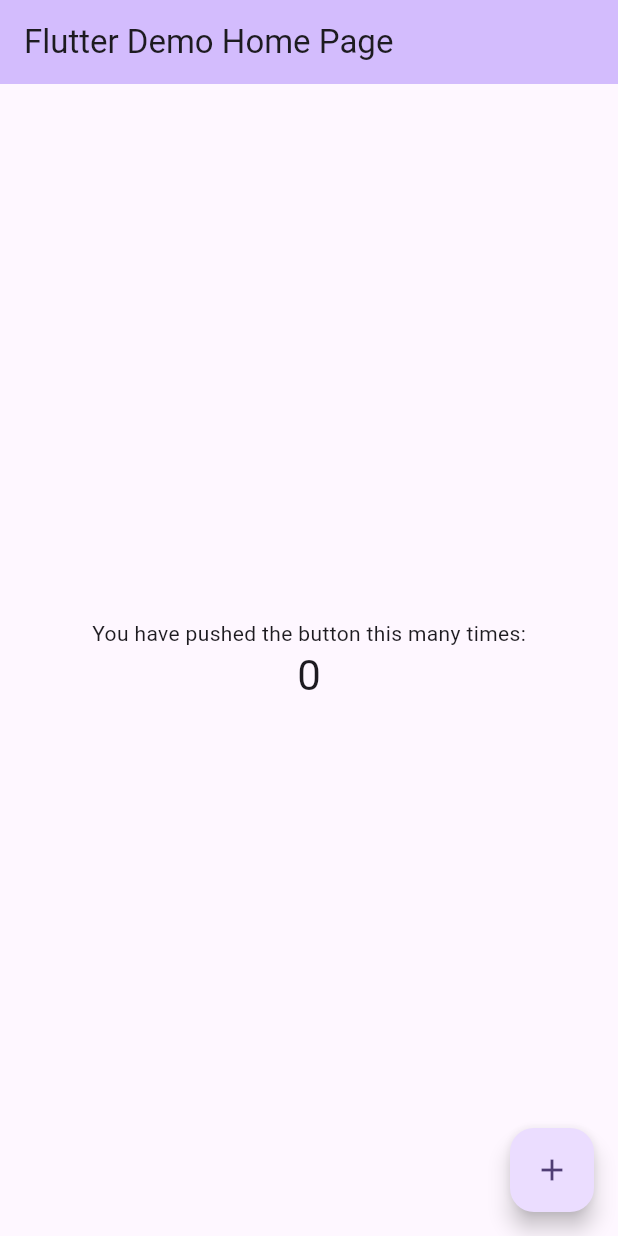
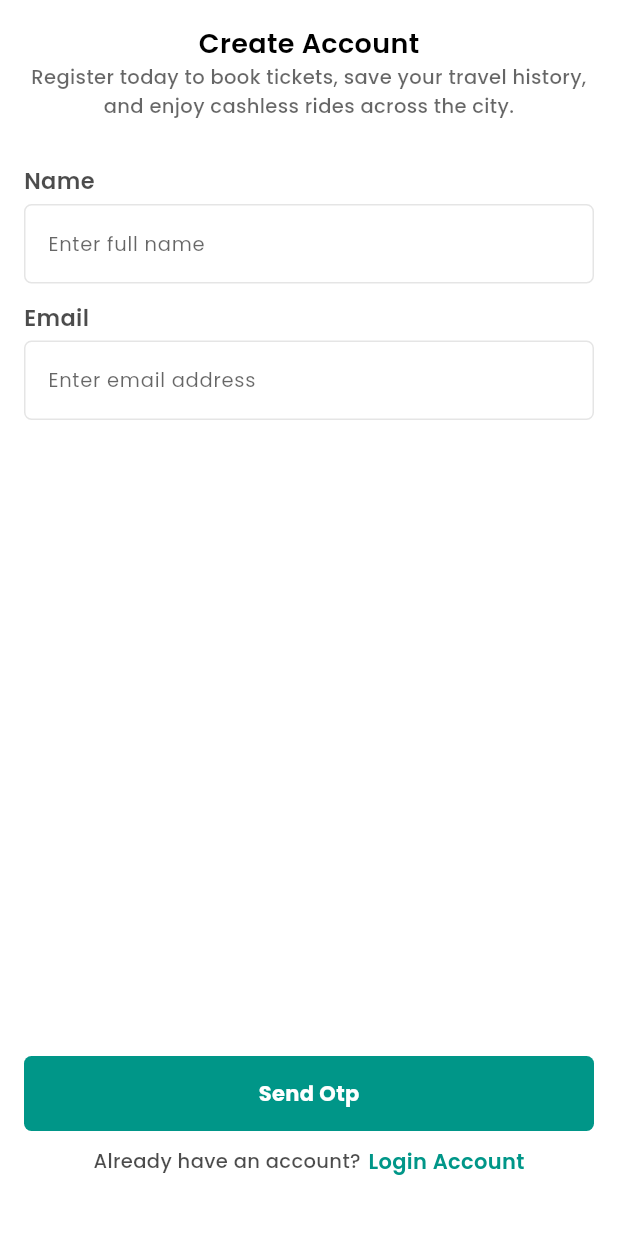
Before and after one commit to JayRajput009/MetroAppFlutter-Aurionpro, a Flutter app: the screen it shows after launch, on a phone screen of 412 x 824 dp. Run offline on Flutter 3.47's test engine with Material 3 defaults, Android fonts, the phone set to English and light mode, and no system bars; our stand-ins replace flutter_screenutil, google_fonts.

Commit message:
login screen ui done

```diff
--- a/metroapp_flutter/analysis_options.yaml
+++ b/metroapp_flutter/analysis_options.yaml
@@ -7,6 +7,9 @@
 
 # The following line activates a set of recommended lints for Flutter apps,
 # packages, and plugins designed to encourage good coding practices.
+analyzer:
+  errors:
+    prefer_const_constructors: ignore
 include: package:flutter_lints/flutter.yaml
 
 linter:
--- /dev/null
+++ b/metroapp_flutter/lib/components/custom_button_widget.dart
@@ -0,0 +1,36 @@
+import 'package:flutter/material.dart';
+import 'package:flutter_screenutil/flutter_screenutil.dart';
+import 'package:google_fonts/google_fonts.dart';
+
+class CustomButton extends StatefulWidget {
+  final String? buttonText;
+  const CustomButton({super.key, this.buttonText});
+
+  @override
+  State<CustomButton> createState() => _CustomButtonState();
+}
+
+class _CustomButtonState extends State<CustomButton> {
+  @override
+  Widget build(BuildContext context) {
+    return Container(
+      width: double.infinity,
+      height: 50.h,
+      decoration: BoxDecoration(
+        color: Colors.teal,
+        borderRadius: BorderRadius.circular(5.r),
+      ),
+      child: Center(
+        child: Text(
+          widget.buttonText ?? "Button",
+          style: TextStyle(
+            color: Colors.white,
+            fontSize: 14.spMax,
+            fontFamily: GoogleFonts.poppins().fontFamily,
+            fontWeight: FontWeight.bold,
+          ),
+        ),
+      ),
+    );
+  }
+}
--- /dev/null
+++ b/metroapp_flutter/lib/components/custom_inputfeild_widget.dart
@@ -0,0 +1,87 @@
+import 'package:flutter/material.dart';
+import 'package:flutter_screenutil/flutter_screenutil.dart';
+import 'package:google_fonts/google_fonts.dart';
+
+class CustomInputfeild extends StatefulWidget {
+  final String? labelText;
+  final bool? isObscureText;
+
+  const CustomInputfeild({
+    super.key,
+    this.labelText,
+    this.isObscureText,
+  });
+
+  @override
+  State<CustomInputfeild> createState() => _CustomInputfeildState();
+}
+
+class _CustomInputfeildState extends State<CustomInputfeild> {
+  late bool _obscureText;
+
+  @override
+  void initState() {
+    super.initState();
+    _obscureText = widget.isObscureText ?? false;
+  }
+
+  @override
+  Widget build(BuildContext context) {
+    return Container(
+      height: 55.h,
+      child: TextFormField(
+        obscureText: _obscureText,
+        style: TextStyle(
+          fontFamily: GoogleFonts.poppins().fontFamily,
+          color: Colors.black,
+          fontSize: 14.spMax,
+          fontWeight: FontWeight.bold,
+        ),
+        cursorColor: Colors.black,
+        decoration: InputDecoration(
+          floatingLabelBehavior: FloatingLabelBehavior.never,
+          labelText: widget.labelText,
+          labelStyle: TextStyle(
+            fontFamily: GoogleFonts.poppins().fontFamily,
+            color: Colors.black.withOpacity(0.6),
+            fontSize: 13.spMax,
+          ),
+          border: OutlineInputBorder(
+            borderRadius: BorderRadius.circular(5.r),
+            borderSide: const BorderSide(color: Colors.teal),
+          ),
+          enabledBorder: OutlineInputBorder(
+            borderRadius: BorderRadius.circular(5.r),
+            borderSide: BorderSide(
+              color: Colors.black.withOpacity(0.1),
+            ),
+          ),
+          focusedBorder: OutlineInputBorder(
+            borderRadius: BorderRadius.circular(5.r),
+            borderSide: const BorderSide(color: Colors.teal),
+          ),
+          errorBorder: OutlineInputBorder(
+            borderRadius: BorderRadius.circular(5.r),
+            borderSide: const BorderSide(
+              color: Colors.red,
+            ),
+          ),
+          suffixIcon: widget.isObscureText == true
+              ? GestureDetector(
+                  onTap: () {
+                    setState(() {
+                      _obscureText = !_obscureText;
+                    });
+                  },
+                  child: Icon(
+                    _obscureText ? Icons.visibility_off : Icons.visibility,
+                    size: 20.spMin,
+                    color: Colors.black.withOpacity(0.5),
+                  ),
+                )
+              : null,
+        ),
+      ),
+    );
+  }
+}
--- /dev/null
+++ b/metroapp_flutter/lib/components/custom_label_text_widget.dart
@@ -0,0 +1,26 @@
+import 'package:flutter/material.dart';
+import 'package:flutter_screenutil/flutter_screenutil.dart';
+import 'package:google_fonts/google_fonts.dart';
+
+class CustomLabelTextWidget extends StatefulWidget {
+  final String? labelText;
+  const CustomLabelTextWidget({super.key, this.labelText});
+
+  @override
+  State<CustomLabelTextWidget> createState() => _CustomLabelTextWidgetState();
+}
+
+class _CustomLabelTextWidgetState extends State<CustomLabelTextWidget> {
+  @override
+  Widget build(BuildContext context) {
+    return Text(
+      widget.labelText ?? '',
+      style: TextStyle(
+        color: Colors.black.withOpacity(0.7),
+        fontFamily: GoogleFonts.poppins().fontFamily,
+        fontSize: 15.spMin,
+        fontWeight: FontWeight.w600,
+      ),
+    );
+  }
+}
--- /dev/null
+++ b/metroapp_flutter/lib/features/authentication/ui/screen/loginscreen.dart
@@ -0,0 +1,136 @@
+import 'package:flutter/material.dart';
+import 'package:flutter_screenutil/flutter_screenutil.dart';
+import 'package:google_fonts/google_fonts.dart';
+import 'package:metroapp_flutter/components/custom_button_widget.dart';
+import 'package:metroapp_flutter/components/custom_inputfeild_widget.dart';
+import 'package:metroapp_flutter/components/custom_label_text_widget.dart';
+
+class Loginscreen extends StatefulWidget {
+  const Loginscreen({super.key});
+
+  @override
+  State<Loginscreen> createState() => _LoginscreenState();
+}
+
+class _LoginscreenState extends State<Loginscreen> {
+  @override
+  Widget build(BuildContext context) {
+    return Scaffold(
+      backgroundColor: Colors.white,
+      body: Stack(
+        children: [
+          // login form
+          SafeArea(
+            child: Padding(
+              padding: EdgeInsets.symmetric(horizontal: 16.w, vertical: 16.h),
+              child: Column(
+                children: [
+                  Text(
+                    "Create Account",
+                    style: TextStyle(
+                      color: Colors.black,
+                      fontFamily: GoogleFonts.poppins().fontFamily,
+                      fontSize: 18.spMin,
+                      fontWeight: FontWeight.w600,
+                    ),
+                  ),
+                  Text(
+                    "Register today to book tickets, save your travel history, and enjoy cashless rides across the city.",
+                    textAlign: TextAlign.center,
+                    style: TextStyle(
+                      color: Colors.black.withOpacity(0.6),
+                      fontFamily: GoogleFonts.poppins().fontFamily,
+                      fontSize: 13.spMin,
+                      fontWeight: FontWeight.w500,
+                    ),
+                  ),
+                  SizedBox(
+                    height: 30.h,
+                  ),
+                  Column(
+                    crossAxisAlignment: CrossAxisAlignment.start,
+                    children: [
+                      CustomLabelTextWidget(
+                        labelText: 'Name',
+                      ),
+
+                      SizedBox(
+                        height: 5.h,
+                      ),
+
+                      // Name Input feild
+                      const CustomInputfeild(
+                        labelText: 'Enter full name',
+                      ),
+
+                      SizedBox(
+                        height: 10.h,
+                      ),
+
+                      CustomLabelTextWidget(
+                        labelText: 'Email',
+                      ),
+
+                      SizedBox(
+                        height: 5.h,
+                      ),
+                      // email input field
+                      const CustomInputfeild(
+                        labelText: 'Enter email address',
+                      ),
+                    ],
+                  )
+                ],
+              ),
+            ),
+          ),
+
+          // button at bottom
+          Align(
+            alignment: Alignment.bottomCenter,
+            child: Container(
+              height: 120.h,
+              child: Padding(
+                padding: EdgeInsets.only(left: 16.w, right: 16.w, bottom: 30.h),
+                child: Column(
+                  children: [
+                    CustomButton(
+                      buttonText: 'Send Otp',
+                    ),
+                    SizedBox(
+                      height: 10.h,
+                    ),
+                    Row(
+                      mainAxisAlignment: MainAxisAlignment.center,
+                      children: [
+                        Text(
+                          "Already have an account?",
+                          style: TextStyle(
+                            color: Colors.black.withOpacity(0.7),
+                            fontFamily: GoogleFonts.poppins().fontFamily,
+                            fontSize: 13.spMin,
+                            fontWeight: FontWeight.w500,
+                          ),
+                        ),
+                        SizedBox(width: 5.w),
+                        Text(
+                          "Login Account",
+                          style: TextStyle(
+                            color: Colors.teal,
+                            fontFamily: GoogleFonts.poppins().fontFamily,
+                            fontSize: 14.spMin,
+                            fontWeight: FontWeight.w600,
+                          ),
+                        ),
+                      ],
+                    )
+                  ],
+                ),
+              ),
+            ),
+          )
+        ],
+      ),
+    );
+  }
+}
--- a/metroapp_flutter/lib/main.dart
+++ b/metroapp_flutter/lib/main.dart
@@ -1,4 +1,6 @@
 import 'package:flutter/material.dart';
+import 'package:flutter_screenutil/flutter_screenutil.dart';
+import 'package:metroapp_flutter/features/authentication/ui/screen/loginscreen.dart';
 
 void main() {
   runApp(const MyApp());
@@ -7,119 +9,17 @@
 class MyApp extends StatelessWidget {
   const MyApp({super.key});
 
-  // This widget is the root of your application.
   @override
   Widget build(BuildContext context) {
-    return MaterialApp(
-      title: 'Flutter Demo',
-      theme: ThemeData(
-        // This is the theme of your application.
-        //
-        // TRY THIS: Try running your application with "flutter run". You'll see
-        // the application has a purple toolbar. Then, without quitting the app,
-        // try changing the seedColor in the colorScheme below to Colors.green
-        // and then invoke "hot reload" (save your changes or press the "hot
-        // reload" button in a Flutter-supported IDE, or press "r" if you used
-        // the command line to start the app).
-        //
-        // Notice that the counter didn't reset back to zero; the application
-        // state is not lost during the reload. To reset the state, use hot
-        // restart instead.
-        //
-        // This works for code too, not just values: Most code changes can be
-        // tested with just a hot reload.
-        colorScheme: ColorScheme.fromSeed(seedColor: Colors.deepPurple),
-        useMaterial3: true,
+    final Size screenSize = MediaQuery.of(context).size;
+    final double width = screenSize.width;
+    final double height = screenSize.height;
+    return ScreenUtilInit(
+      designSize: Size(width, height),
+      child: MaterialApp(
+        debugShowCheckedModeBanner: false,
+        home: Loginscreen(),
       ),
-      home: const MyHomePage(title: 'Flutter Demo Home Page'),
     );
   }
 }
-
-class MyHomePage extends StatefulWidget {
-  const MyHomePage({super.key, required this.title});
-
-  // This widget is the home page of your application. It is stateful, meaning
-  // that it has a State object (defined below) that contains fields that affect
-  // how it looks.
-
-  // This class is the configuration for the state. It holds the values (in this
-  // case the title) provided by the parent (in this case the App widget) and
-  // used by the build method of the State. Fields in a Widget subclass are
-  // always marked "final".
-
-  final String title;
-
-  @override
-  State<MyHomePage> createState() => _MyHomePageState();
-}
-
-class _MyHomePageState extends State<MyHomePage> {
-  int _counter = 0;
-
-  void _incrementCounter() {
-    setState(() {
-      // This call to setState tells the Flutter framework that something has
-      // changed in this State, which causes it to rerun the build method below
-      // so that the display can reflect the updated values. If we changed
-      // _counter without calling setState(), then the build method would not be
-      // called again, and so nothing would appear to happen.
-      _counter++;
-    });
-  }
-
-  @override
-  Widget build(BuildContext context) {
-    // This method is rerun every time setState is called, for instance as done
-    // by the _incrementCounter method above.
-    //
-    // The Flutter framework has been optimized to make rerunning build methods
-    // fast, so that you can just rebuild anything that needs updating rather
-    // than having to individually change instances of widgets.
-    return Scaffold(
-      appBar: AppBar(
-        // TRY THIS: Try changing the color here to a specific color (to
-        // Colors.amber, perhaps?) and trigger a hot reload to see the AppBar
-        // change color while the other colors stay the same.
-        backgroundColor: Theme.of(context).colorScheme.inversePrimary,
-        // Here we take the value from the MyHomePage object that was created by
-        // the App.build method, and use it to set our appbar title.
-        title: Text(widget.title),
-      ),
-      body: Center(
-        // Center is a layout widget. It takes a single child and positions it
-        // in the middle of the parent.
-        child: Column(
-          // Column is also a layout widget. It takes a list of children and
-          // arranges them vertically. By default, it sizes itself to fit its
-          // children horizontally, and tries to be as tall as its parent.
-          //
-          // Column has various properties to control how it sizes itself and
-          // how it positions its children. Here we use mainAxisAlignment to
-          // center the children vertically; the main axis here is the vertical
-          // axis because Columns are vertical (the cross axis would be
-          // horizontal).
-          //
-          // TRY THIS: Invoke "debug painting" (choose the "Toggle Debug Paint"
-          // action in the IDE, or press "p" in the console), to see the
-          // wireframe for each widget.
-          mainAxisAlignment: MainAxisAlignment.center,
-          children: <Widget>[
-            const Text(
-              'You have pushed the button this many times:',
-            ),
-            Text(
-              '$_counter',
-              style: Theme.of(context).textTheme.headlineMedium,
-            ),
-          ],
-        ),
-      ),
-      floatingActionButton: FloatingActionButton(
-        onPressed: _incrementCounter,
-        tooltip: 'Increment',
-        child: const Icon(Icons.add),
-      ), // This trailing comma makes auto-formatting nicer for build methods.
-    );
-  }
-}
--- a/metroapp_flutter/pubspec.yaml
+++ b/metroapp_flutter/pubspec.yaml
@@ -35,6 +35,8 @@ dependencies:
   # The following adds the Cupertino Icons font to your application.
   # Use with the CupertinoIcons class for iOS style icons.
   cupertino_icons: ^1.0.8
+  google_fonts: 6.2.0
+  flutter_screenutil: ^5.9.3
 
 dev_dependencies:
   flutter_test:
@@ -46,6 +48,7 @@ dev_dependencies:
   # package. See that file for information about deactivating specific lint
   # rules and activating additional ones.
   flutter_lints: ^4.0.0
+
 
 # For information on the generic Dart part of this file, see the
 # following page: https://dart.dev/tools/pub/pubspec
```
Also changed, not shown: metroapp_flutter/pubspec.lock, 10 other files.
